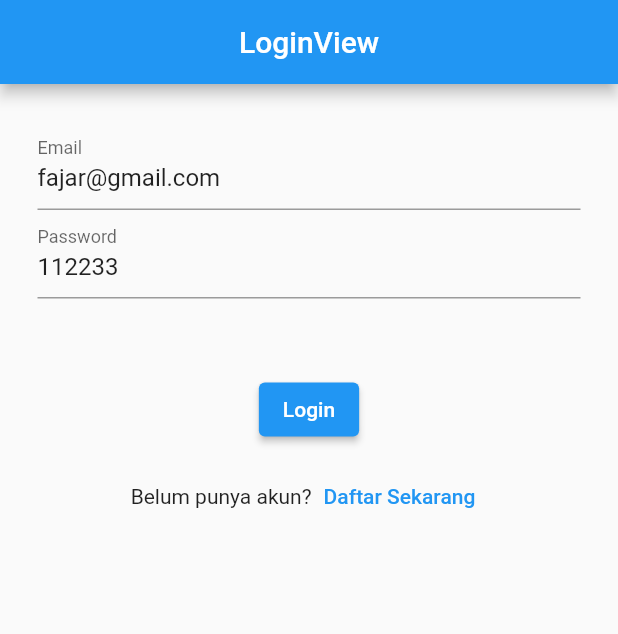
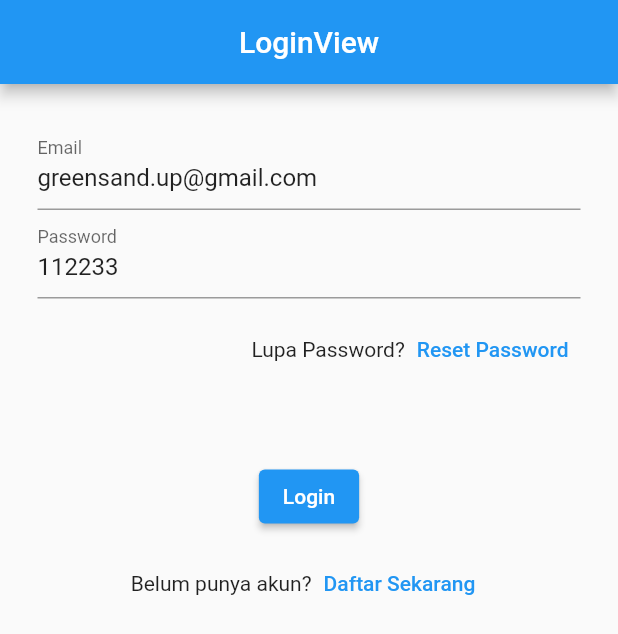
Before and after one commit to frwnn/manu_kopi, a Flutter app: the screen it shows after launch, on a phone screen of 412 x 824 dp. Shown: the top 634 px of the screen. Run offline on Flutter 3.47's test engine with Material 2 defaults, Android fonts, the phone set to English and light mode, and no system bars; our stand-ins replace firebase_auth, firebase_core, get; accounts and stored records are empty.

Commit message:
Reset Password Page

```diff
--- a/lib/app/modules/login/views/login_view.dart
+++ b/lib/app/modules/login/views/login_view.dart
@@ -4,7 +4,7 @@ import 'package:m_k_p_firebase/app/controllers/auth_controller.dart';
 import 'package:m_k_p_firebase/app/routes/app_pages.dart';
 
 class LoginView extends GetView<AuthController> {
-  final emailC = TextEditingController(text: "fajar@gmail.com");
+  final emailC = TextEditingController(text: "greensand.up@gmail.com");
   final passC = TextEditingController(text: "112233");
 
   final authC = Get.find<AuthController>();
@@ -25,6 +25,16 @@ class LoginView extends GetView<AuthController> {
               TextField(
                   controller: passC,
                   decoration: InputDecoration(labelText: "Password")),
+              SizedBox(height: 10),
+              Row(
+                mainAxisAlignment: MainAxisAlignment.end,
+                children: [
+                  Text("Lupa Password?"),
+                  TextButton(
+                      onPressed: () => Get.toNamed(Routes.RESET_PASSWORD),
+                      child: Text("Reset Password"))
+                ],
+              ),
               SizedBox(height: 50),
               ElevatedButton(
                   onPressed: () => authC.login(emailC.text, passC.text),
--- a/lib/app/routes/app_pages.dart
+++ b/lib/app/routes/app_pages.dart
@@ -4,6 +4,8 @@ import '../modules/home/bindings/home_binding.dart';
 import '../modules/home/views/home_view.dart';
 import '../modules/login/bindings/login_binding.dart';
 import '../modules/login/views/login_view.dart';
+import '../modules/reset_password/bindings/reset_password_binding.dart';
+import '../modules/reset_password/views/reset_password_view.dart';
 import '../modules/signup/bindings/signup_binding.dart';
 import '../modules/signup/views/signup_view.dart';
 
@@ -30,5 +32,10 @@ class AppPages {
       page: () => SignupView(),
       binding: SignupBinding(),
     ),
+    GetPage(
+      name: _Paths.RESET_PASSWORD,
+      page: () => ResetPasswordView(),
+      binding: ResetPasswordBinding(),
+    ),
   ];
 }
--- a/lib/app/routes/app_routes.dart
+++ b/lib/app/routes/app_routes.dart
@@ -7,10 +7,12 @@ abstract class Routes {
   static const HOME = _Paths.HOME;
   static const LOGIN = _Paths.LOGIN;
   static const SIGNUP = _Paths.SIGNUP;
+  static const RESET_PASSWORD = _Paths.RESET_PASSWORD;
 }
 
 abstract class _Paths {
   static const HOME = '/home';
   static const LOGIN = '/login';
   static const SIGNUP = '/signup';
+  static const RESET_PASSWORD = '/reset-password';
 }
--- a/lib/main.dart
+++ b/lib/main.dart
@@ -25,7 +25,10 @@ class MyApp extends StatelessWidget {
           print(snapshot.data);
           return GetMaterialApp(
             title: "Application",
-            initialRoute: snapshot.data != null ? Routes.HOME : Routes.LOGIN,
+            initialRoute:
+                snapshot.data != null && snapshot.data!.emailVerified == true
+                    ? Routes.HOME
+                    : Routes.LOGIN,
             getPages: AppPages.routes,
             debugShowCheckedModeBanner: false,
             //home: snapshot.data != null ? HomeView() : LoginView(),
```
Also changed, not shown: lib/app/controllers/auth_controller.dart (+73 -4 lines), lib/app/modules/reset_password/bindings/reset_password_binding.dart (added, +12 -0 lines), lib/app/modules/reset_password/controllers/reset_password_controller.dart (added, +12 -0 lines), lib/app/modules/reset_password/views/reset_password_view.dart (added, +39 -0 lines).
